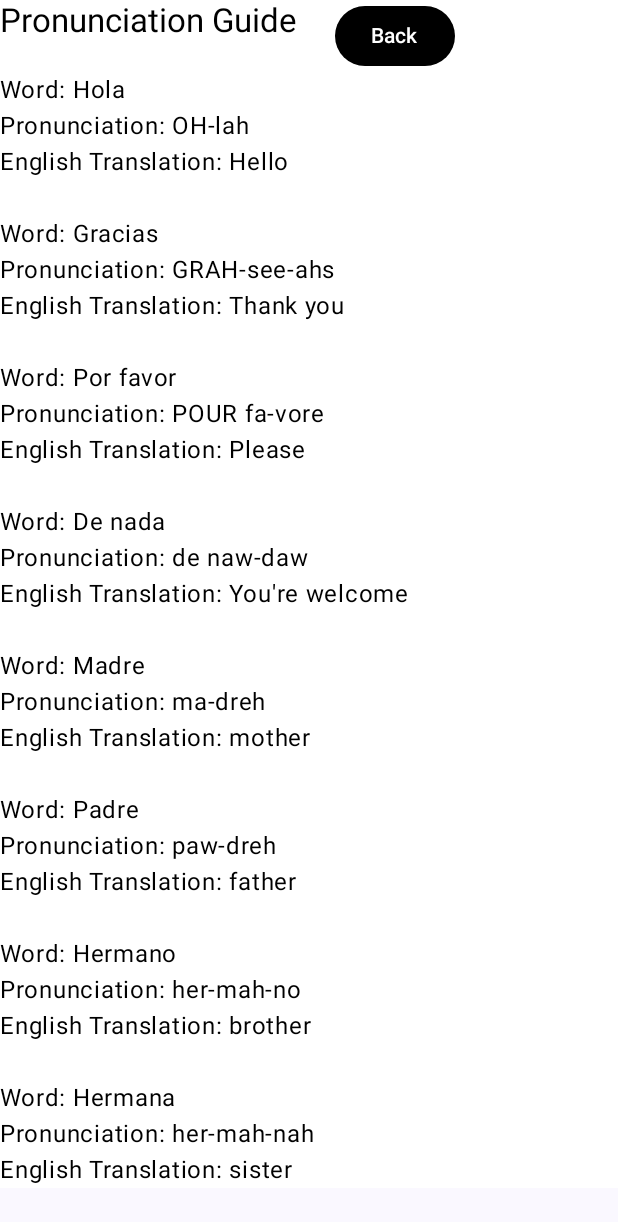
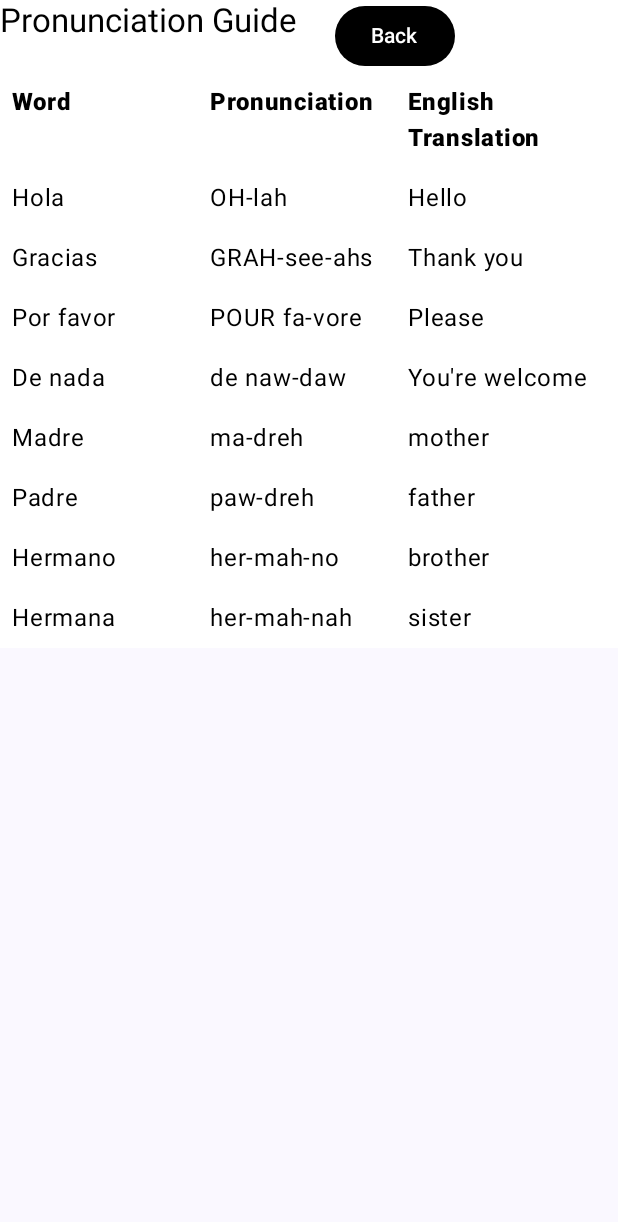
Before and after one commit to Slapicola/Language-Learning-App, an Android app built with Jetpack Compose: the composable PronunciationScreen shown on its own in the app's theme, on a phone screen of 412 x 824 dp. Shown: the top 1222 px of the screen. Run offline under Robolectric (Android 15) with nearby library versions, the phone set to English and light mode, and no system bars.

Commit message:
Changed Word function to display words in a row Made the words display more like a graph or chart

```diff
--- a/app/src/main/java/com/example/learninglanguageapp/MainActivity.kt
+++ b/app/src/main/java/com/example/learninglanguageapp/MainActivity.kt
@@ -5,11 +5,13 @@ import androidx.activity.ComponentActivity
 import androidx.activity.compose.setContent
 import androidx.activity.enableEdgeToEdge
 import androidx.compose.foundation.background
+import androidx.compose.foundation.border
 import androidx.compose.foundation.layout.Arrangement
 import androidx.compose.foundation.layout.Box
 import androidx.compose.foundation.layout.Column
 import androidx.compose.foundation.layout.Row
 import androidx.compose.foundation.layout.Spacer
+import androidx.compose.foundation.layout.fillMaxHeight
 import androidx.compose.foundation.layout.fillMaxSize
 import androidx.compose.foundation.layout.fillMaxWidth
 import androidx.compose.foundation.layout.padding
@@ -332,38 +334,28 @@ fun PronunciationScreen(onBackClick: () -> Unit) {
             Spacer(modifier = Modifier.width(25.dp))
             BackButton { onBackClick() }
         }
+        Row(modifier = Modifier.fillMaxWidth().padding(8.dp)) {
+            Text("Word", modifier = Modifier.weight(0.25F), color = Color.Black, fontWeight = FontWeight.ExtraBold)
+            Text("Pronunciation", modifier = Modifier.weight(0.25F), color = Color.Black, fontWeight = FontWeight.ExtraBold)
+            Text("English Translation", modifier = Modifier.weight(0.25F), color = Color.Black, fontWeight = FontWeight.ExtraBold)
+        }
         CompositionLocalProvider(LocalContentColor provides Color.Black) {
-            Column {
+
                 Word("Hola", "OH-lah", "Hello")
-
-                Text("")
 
                 Word("Gracias", "GRAH-see-ahs", "Thank you")
 
-                Text("")
-
                 Word("Por favor", "POUR fa-vore", "Please")
-
-                Text("")
 
                 Word("De nada", "de naw-daw", "You're welcome")
 
-                Text("")
-
                 Word("Madre", "ma-dreh", "mother")
-
-                Text("")
 
                 Word("Padre", "paw-dreh", "father")
 
-                Text("")
-
                 Word("Hermano", "her-mah-no", "brother")
 
-                Text("")
-
                 Word("Hermana", "her-mah-nah", "sister")
-            }
         }
 
     }
@@ -372,9 +364,11 @@ fun PronunciationScreen(onBackClick: () -> Unit) {
 }
 @Composable
 fun Word(word: String, pronunciation: String, translation: String) {
-    Text("Word: $word")
-    Text("Pronunciation: $pronunciation")
-    Text("English Translation: $translation")
+    Row(modifier = Modifier.fillMaxWidth().padding(8.dp)){
+        Text(text = word, modifier = Modifier.weight(0.25F))
+        Text(text = pronunciation, modifier = Modifier.weight(0.25F))
+        Text(text = translation, modifier = Modifier.weight(0.25F))
+    }
 }
 
 @Preview(showBackground = true)
```
